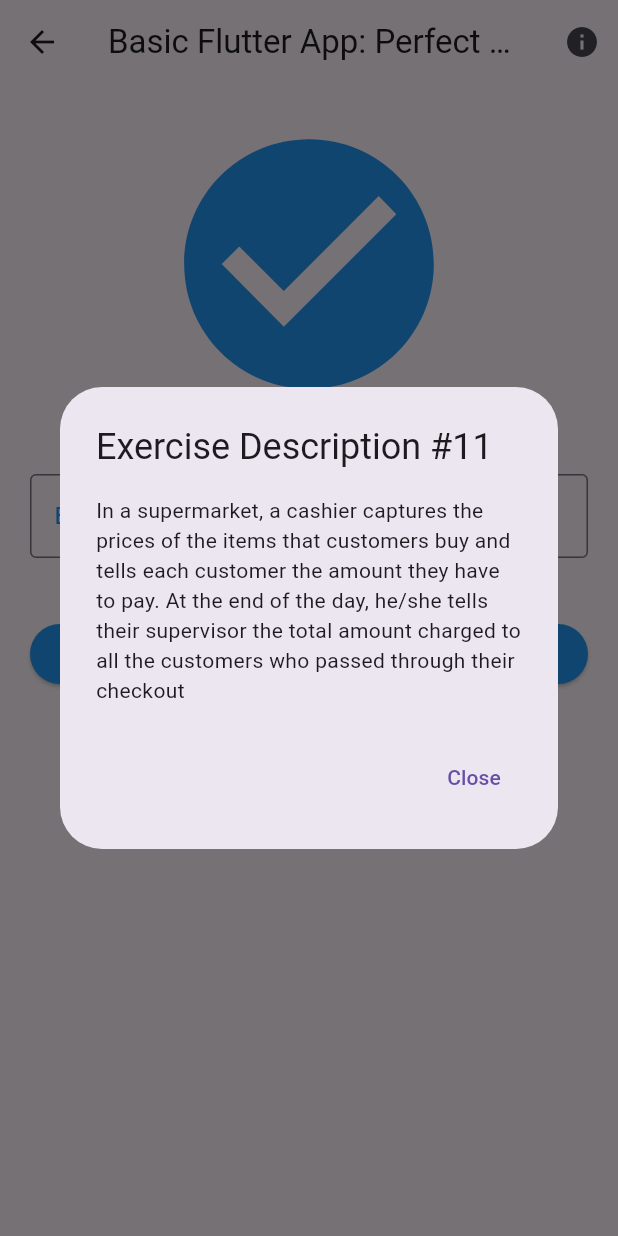
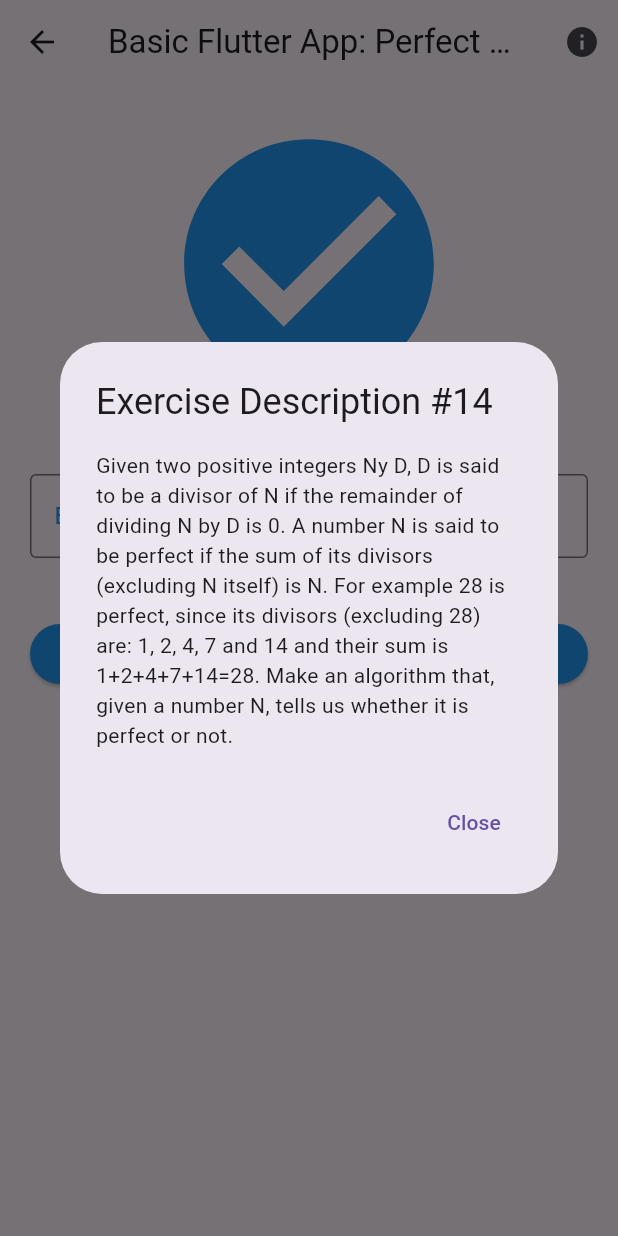
Before and after one commit to Cotbert2/flutter-basic-app, a Flutter app: the PerfectNumberScreen screen opened directly, after a tap on the "info" icon, on a phone screen of 412 x 824 dp. Run offline on Flutter 3.47's test engine with Material 3 defaults, Android fonts, the phone set to English and light mode, and no system bars.

```diff
--- a/lib/screens/change.dart
+++ b/lib/screens/change.dart
@@ -43,9 +43,9 @@ class _ChangeScreenState extends State<ChangeScreen> {
       }
 
       Change.resetChange();
-      Change.computeChange(
-          double.parse((amountPaid - price).toStringAsFixed(2)) //this avoid floating point issue
-      );
+      Change.computeChange(double.parse((amountPaid - price)
+              .toStringAsFixed(2)) //this avoid floating point issue
+          );
 
       this.changeBreakdown = 'table';
     });
@@ -56,9 +56,9 @@ class _ChangeScreenState extends State<ChangeScreen> {
       context: context,
       builder: (BuildContext context) {
         return AlertDialog(
-          title: const Text('Exercise Description #11'),
+          title: const Text('Exercise Description #12'),
           content: const Text(
-            'In a supermarket, a cashier captures the prices of the items that customers buy and tells each customer the amount they have to pay. At the end of the day, he/she tells their supervisor the total amount charged to all the customers who passed through their checkout',
+            'We have a machine that can give change using five different types of coins: \$2, \$1, \$0.50, \$0.25, and \$0.10. Create a program that, given the price of the item and the amount paid by the consumer, tells us the change to be given using the fewest possible coins.',
           ),
           actions: [
             TextButton(
@@ -114,21 +114,17 @@ class _ChangeScreenState extends State<ChangeScreen> {
                 labelStyle: TextStyle(color: Colors.blue),
               ),
             ),
-
             SizedBox(height: 50.0),
             ElevatedButton(
               onPressed: computeChange,
               child: Text('Compute Change'),
-
               style: ElevatedButton.styleFrom(
                 backgroundColor: Colors.blue,
-
                 foregroundColor: Colors.white,
               ),
             ),
-
             SizedBox(height: 50.0),
-             ...[
+            ...[
               Table(
                 border: TableBorder.all(),
                 defaultVerticalAlignment: TableCellVerticalAlignment.middle,
@@ -136,29 +132,33 @@ class _ChangeScreenState extends State<ChangeScreen> {
                   TableRow(
                     decoration: BoxDecoration(color: Colors.blue),
                     children: [
-                      TableCell(child: Padding(
+                      TableCell(
+                          child: Padding(
                         padding: EdgeInsets.all(8.0),
-                        child: Text('Coin', style: TextStyle(
-                          fontWeight: FontWeight.bold,
-                          color: Colors.white
-                          )),
+                        child: Text('Coin',
+                            style: TextStyle(
+                                fontWeight: FontWeight.bold,
+                                color: Colors.white)),
                       )),
-                      TableCell(child: Padding(
+                      TableCell(
+                          child: Padding(
                         padding: EdgeInsets.all(8.0),
-                        child: Text('Count', style: TextStyle(
-                          fontWeight: FontWeight.bold,
-                          color: Colors.white
-                        )),
+                        child: Text('Count',
+                            style: TextStyle(
+                                fontWeight: FontWeight.bold,
+                                color: Colors.white)),
                       )),
                     ],
                   ),
                   TableRow(
                     children: [
-                      TableCell(child: Padding(
+                      TableCell(
+                          child: Padding(
                         padding: EdgeInsets.all(8.0),
                         child: Text('\$2.00'),
                       )),
-                      TableCell(child: Padding(
+                      TableCell(
+                          child: Padding(
                         padding: EdgeInsets.all(8.0),
                         child: Text('${Change.twoDollarCoins}'),
                       )),
@@ -166,11 +166,13 @@ class _ChangeScreenState extends State<ChangeScreen> {
                   ),
                   TableRow(
                     children: [
-                      TableCell(child: Padding(
+                      TableCell(
+                          child: Padding(
                         padding: EdgeInsets.all(8.0),
                         child: Text('\$1.00'),
                       )),
-                      TableCell(child: Padding(
+                      TableCell(
+                          child: Padding(
                         padding: EdgeInsets.all(8.0),
                         child: Text('${Change.oneDollarCoins}'),
                       )),
@@ -178,11 +180,13 @@ class _ChangeScreenState extends State<ChangeScreen> {
                   ),
                   TableRow(
                     children: [
-                      TableCell(child: Padding(
+                      TableCell(
+                          child: Padding(
                         padding: EdgeInsets.all(8.0),
                         child: Text('\$0.50'),
                       )),
-                      TableCell(child: Padding(
+                      TableCell(
+                          child: Padding(
                         padding: EdgeInsets.all(8.0),
                         child: Text('${Change.fiftyCentsCoins}'),
                       )),
@@ -190,11 +194,13 @@ class _ChangeScreenState extends State<ChangeScreen> {
                   ),
                   TableRow(
                     children: [
-                      TableCell(child: Padding(
+                      TableCell(
+                          child: Padding(
                         padding: EdgeInsets.all(8.0),
                         child: Text('\$0.25'),
                       )),
-                      TableCell(child: Padding(
+                      TableCell(
+                          child: Padding(
                         padding: EdgeInsets.all(8.0),
                         child: Text('${Change.quarterCoins}'),
                       )),
@@ -202,11 +208,13 @@ class _ChangeScreenState extends State<ChangeScreen> {
                   ),
                   TableRow(
                     children: [
-                      TableCell(child: Padding(
+                      TableCell(
+                          child: Padding(
                         padding: EdgeInsets.all(8.0),
                         child: Text('\$0.10'),
                       )),
-                      TableCell(child: Padding(
+                      TableCell(
+                          child: Padding(
                         padding: EdgeInsets.all(8.0),
                         child: Text('${Change.dimeCoins}'),
                       )),
--- a/lib/screens/market.dart
+++ b/lib/screens/market.dart
@@ -15,7 +15,7 @@ class _MarketScreenState extends State<MarketScreen> {
         return AlertDialog(
           title: const Text('Exercise Description #11'),
           content: const Text(
-            'A year is a leap year if it is a multiple of 4, except for multiples of 100, which are only leap years when they are also multiples of 400, for example the year 1900 was not a leap year, but the year 2000 was. Make a program that, given a year A, tells us if it is a leap year or not',
+            'In a supermarket, a cashier records the prices of items purchased by customers and tells each customer how much they owe. At the end of the day, he tells his supervisor the total amount charged to all the customers who went through his checkout.',
           ),
           actions: [
             TextButton(
@@ -38,7 +38,7 @@ class _MarketScreenState extends State<MarketScreen> {
         title: const Text('Basic Flutter App: Market'),
         actions: [
           IconButton(
-            icon: const Icon(Icons.info_outline),
+            icon: const Icon(Icons.info),
             onPressed: showHelperPopUp,
           ),
         ],
--- a/lib/screens/perfect_number.dart
+++ b/lib/screens/perfect_number.dart
@@ -17,9 +17,9 @@ class _PerfectNumberScreenState extends State<PerfectNumberScreen> {
       context: context,
       builder: (BuildContext context) {
         return AlertDialog(
-          title: const Text('Exercise Description #11'),
+          title: const Text('Exercise Description #14'),
           content: const Text(
-            'In a supermarket, a cashier captures the prices of the items that customers buy and tells each customer the amount they have to pay. At the end of the day, he/she tells their supervisor the total amount charged to all the customers who passed through their checkout',
+            'Given two positive integers Ny D, D is said to be a divisor of N if the remainder of dividing N by D is 0. A number N is said to be perfect if the sum of its divisors (excluding N itself) is N. For example 28 is perfect, since its divisors (excluding 28) are: 1, 2, 4, 7 and 14 and their sum is 1+2+4+7+14=28. Make an algorithm that, given a number N, tells us whether it is perfect or not.',
           ),
           actions: [
             TextButton(
@@ -67,7 +67,7 @@ class _PerfectNumberScreenState extends State<PerfectNumberScreen> {
             TextField(
               decoration: const InputDecoration(
                 border: OutlineInputBorder(),
-                labelText: 'Enter a year',
+                labelText: 'Enter the number',
                 focusedBorder: OutlineInputBorder(
                   borderSide: BorderSide(color: Colors.blue, width: 2.0),
                 ),
@@ -79,10 +79,9 @@ class _PerfectNumberScreenState extends State<PerfectNumberScreen> {
             SizedBox(height: 40.0),
             ElevatedButton(
               onPressed: checkPerfectNumber,
-              child: const Text('Check Leap Year'),
+              child: const Text('Check Perfect Number'),
               style: ElevatedButton.styleFrom(
                 backgroundColor: Colors.blue,
-
                 foregroundColor: Colors.white,
               ),
             ),
```
Also changed, not shown: lib/navigation_shell.dart (+11 -13 lines), lib/screens/weight.dart (+31 -1 lines).
